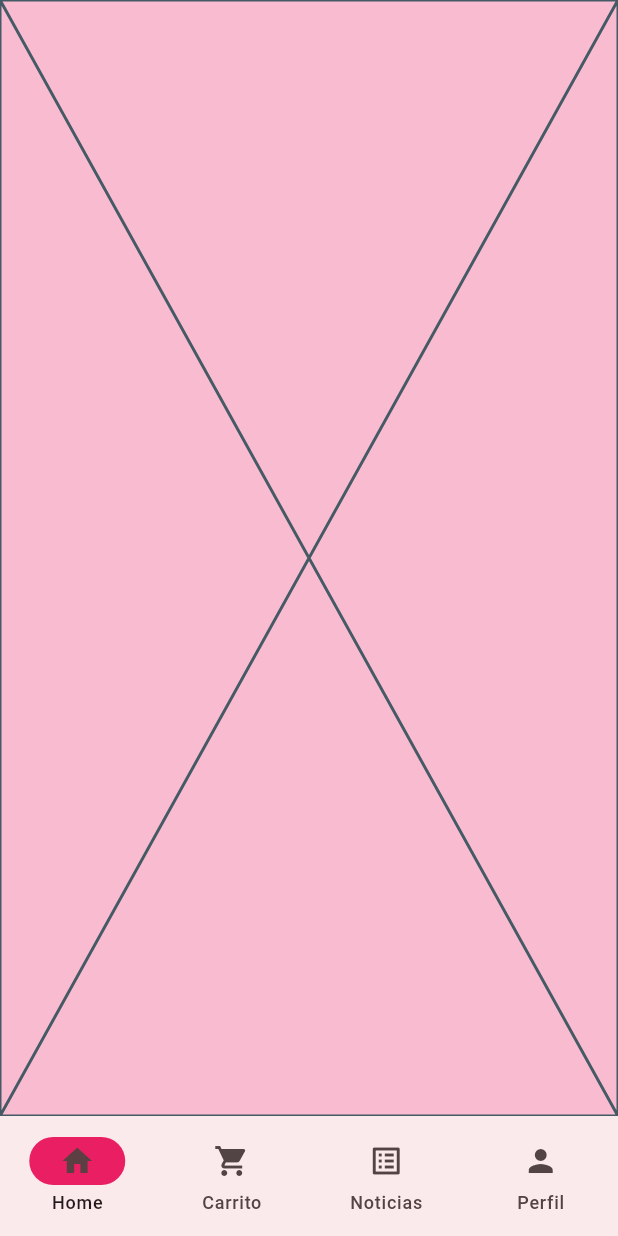
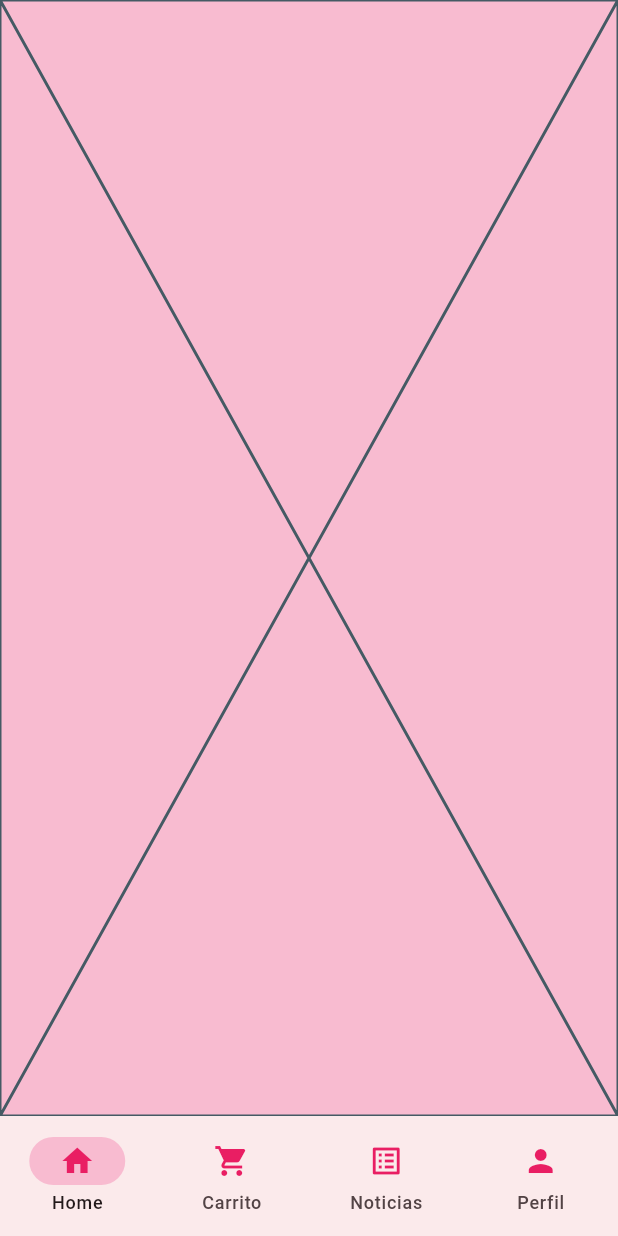
Before and after one commit to ProyectoFinal2024Moviles/el_taller_del_dulce, a Flutter app: the NavigationMenu screen opened directly, on a phone screen of 412 x 824 dp. Run offline on Flutter 3.47's test engine with Material 3 defaults, Android fonts, the phone set to English and light mode, and no system bars; our stand-ins replace get.

```diff
--- a/lib/main.dart
+++ b/lib/main.dart
@@ -1,5 +1,6 @@
 import 'package:el_taller_del_dulce/pages/navigation_menu.dart';
 import 'package:el_taller_del_dulce/pages/register_page.dart';
+import 'package:el_taller_del_dulce/pages/types_page.dart';
 import 'package:flutter/material.dart';
 import 'package:flutter_localizations/flutter_localizations.dart';
 
@@ -27,7 +28,7 @@ class MyApp extends StatelessWidget {
         colorScheme: ColorScheme.fromSeed(seedColor: Color(0xFFE91E63)),
         useMaterial3: true,
       ),
-      home: const NavigationMenu(),
+      home: const TypesPage(),
     );
   }
 }
--- a/lib/pages/navigation_menu.dart
+++ b/lib/pages/navigation_menu.dart
@@ -19,15 +19,15 @@ class NavigationMenu extends StatelessWidget {
               selectedIndex: controller.selectedIndex.value,
               onDestinationSelected: (index) =>
               controller.selectedIndex.value = index,
-              indicatorColor: const Color(0xFFE91E63),
+              indicatorColor: const Color(0xFFF8BBD0),
               destinations: const [
-                NavigationDestination(icon: Icon(Icons.home), label: 'Home'),
+                NavigationDestination(icon: Icon(Icons.home, color: Color(0xFFE91E63),), label: 'Home'),
                 NavigationDestination(
-                    icon: Icon(Icons.shopping_cart), label: 'Carrito'),
+                    icon: Icon(Icons.shopping_cart, color: Color(0xFFE91E63)), label: 'Carrito',),
                 NavigationDestination(
-                    icon: Icon(Icons.list_alt), label: 'Noticias'),
+                    icon: Icon(Icons.list_alt, color: Color(0xFFE91E63)), label: 'Noticias'),
                 NavigationDestination(
-                    icon: Icon(Icons.person), label: 'Perfil'),
+                    icon: Icon(Icons.person, color: Color(0xFFE91E63)), label: 'Perfil'),
               ],
             ),
       ),
```
Also changed, not shown: lib/pages/types_page.dart (+51 -7 lines), assets/images/chocolate_cake.jpg (added).
